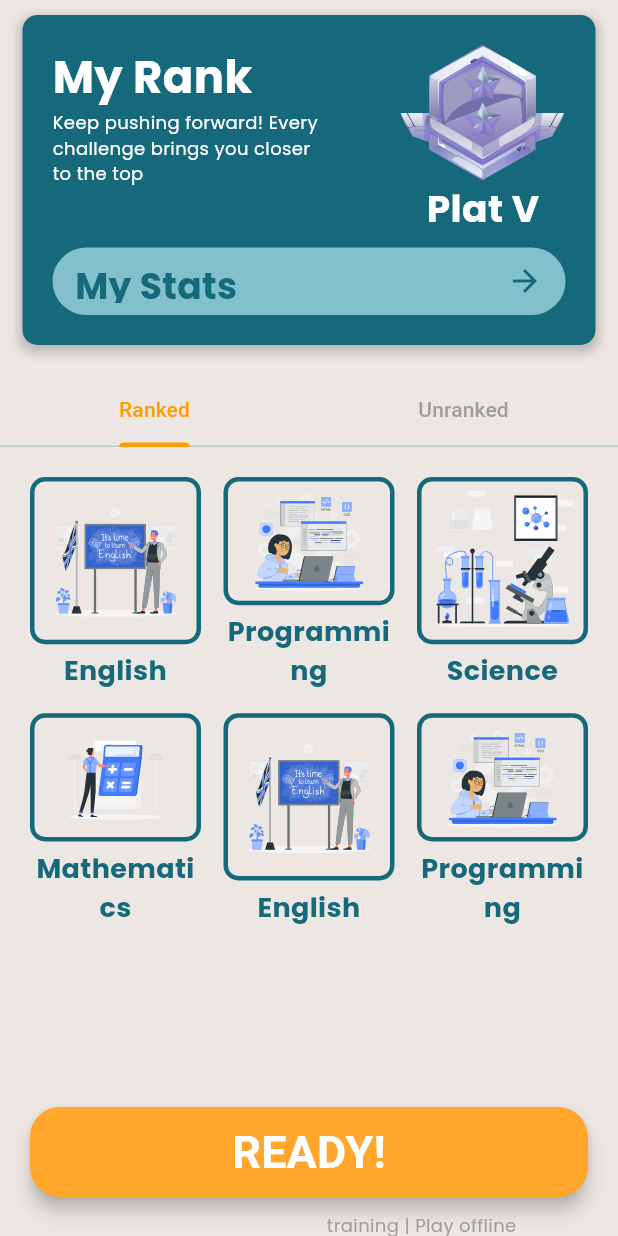
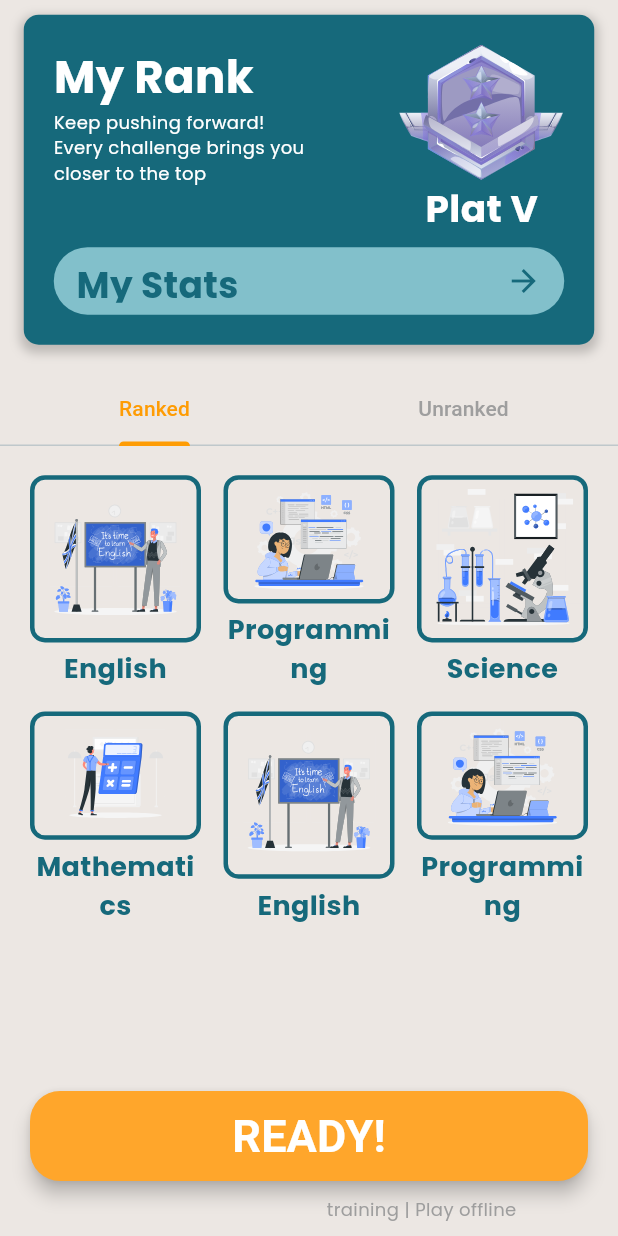
Before and after one commit to nhahub/NHA-229, a Flutter app: the ChallengesScreen widget shown alone on an empty page, opened directly, on a phone screen of 412 x 824 dp. Run offline on Flutter 3.47's test engine with Material 3 defaults, Android fonts, the phone set to English and light mode, and no system bars; our stand-ins replace cloud_firestore, firebase_auth, firebase_core, firebase_messaging, flutter_bloc, flutter_screenutil and 6 more; accounts and stored records are empty; Roboto replaces fonts that are missing (Bangers); project files that could hold a hidden picture were left out.

Commit message:
Implement ScreenUtil on ChallengesScreen

```diff
--- a/lib/features/home/challenges/screens/advanced_challenge_room.dart
+++ b/lib/features/home/challenges/screens/advanced_challenge_room.dart
@@ -89,7 +89,8 @@ class _AdvancedChallengeRoomScreenState
 
     int score = 0;
     for (int i = 0; i < advancedReadingQuizQuestions.length; i++) {
-      if (_selectedAnswers[i] == advancedReadingQuizQuestions[i]['correct']) score++;
+      if (_selectedAnswers[i] == advancedReadingQuizQuestions[i]['correct'])
+        score++;
     }
 
     setState(() => _isSubmitting = true);
--- a/lib/features/home/challenges/screens/challenge_room_result.dart
+++ b/lib/features/home/challenges/screens/challenge_room_result.dart
@@ -85,9 +85,7 @@ class ChallengeRoomResultResultScreen extends StatelessWidget {
               Column(
                 children: [
                   ElevatedButton(
-                    onPressed: () {
-                      // TODO: share or restart logic
-                    },
+                    onPressed: () {},
                     style: ElevatedButton.styleFrom(
                       backgroundColor: MyColors.primary,
                       minimumSize: const Size(double.infinity, 50),
--- a/lib/features/home/challenges/screens/challenges_screen.dart
+++ b/lib/features/home/challenges/screens/challenges_screen.dart
@@ -1,5 +1,6 @@
 import 'package:flutter/material.dart';
 import 'package:flutter_svg/svg.dart';
+import 'package:flutter_screenutil/flutter_screenutil.dart';
 import 'courses_grid.dart' show CoursesGrid, rankedCourses, unrankedCourses;
 import 'action_area.dart';
 import 'english_challenge_room.dart';
@@ -77,9 +78,9 @@ class _ChallengesScreenState extends State<ChallengesScreen>
     return SingleChildScrollView(
       child: Column(
         children: [
-          const SizedBox(height: 10),
+          SizedBox(height: 10.h),
           Padding(
-            padding: const EdgeInsets.symmetric(horizontal: 15),
+            padding: EdgeInsets.symmetric(horizontal: 15.w),
             child: RankCard(
               rankText: "Plat V",
               rankIcon: SvgPicture.asset("assets/images/challenge_icon.svg"),
@@ -93,11 +94,11 @@ class _ChallengesScreenState extends State<ChallengesScreen>
               },
             ),
           ),
-          const SizedBox(height: 20),
+          SizedBox(height: 20.h),
           _buildTabBar(),
-          const SizedBox(height: 20),
+          SizedBox(height: 20.h),
           SizedBox(
-            height: 400,
+            height: 400.h,
             child: TabBarView(
               controller: _tabController,
               children: [
--- a/lib/features/home/challenges/screens/grid_widget.dart
+++ b/lib/features/home/challenges/screens/grid_widget.dart
@@ -1,7 +1,6 @@
-
 import 'package:flutter/material.dart';
 
-Widget  gridWidget(){
+Widget gridWidget() {
   final List<int> items = List.generate(6, (index) => index);
   return GridView.builder(
     shrinkWrap: true,
--- a/lib/features/home/challenges/screens/rank_tab.dart
+++ b/lib/features/home/challenges/screens/rank_tab.dart
@@ -3,15 +3,10 @@ import 'package:flutter/material.dart';
 Widget buildTabBar() {
   return Container(
     padding: const EdgeInsets.symmetric(horizontal: 50),
-
     child: const TabBar(
-
-        labelColor:  Color(0xFFFFA62B),
-        unselectedLabelColor:  Color(0xFF9E9E9E),
-        // indicatorColor: Colors.transparent,
-        // overlayColor: WidgetStatePropertyAll(Colors.transparent),
-        // splashFactory: NoSplash.splashFactory,
-        tabs:  [
+        labelColor: Color(0xFFFFA62B),
+        unselectedLabelColor: Color(0xFF9E9E9E),
+        tabs: [
           Tab(
             child: Text(
               "Ranked",
```
Lines whose indentation alone changed are shown as unchanged.
